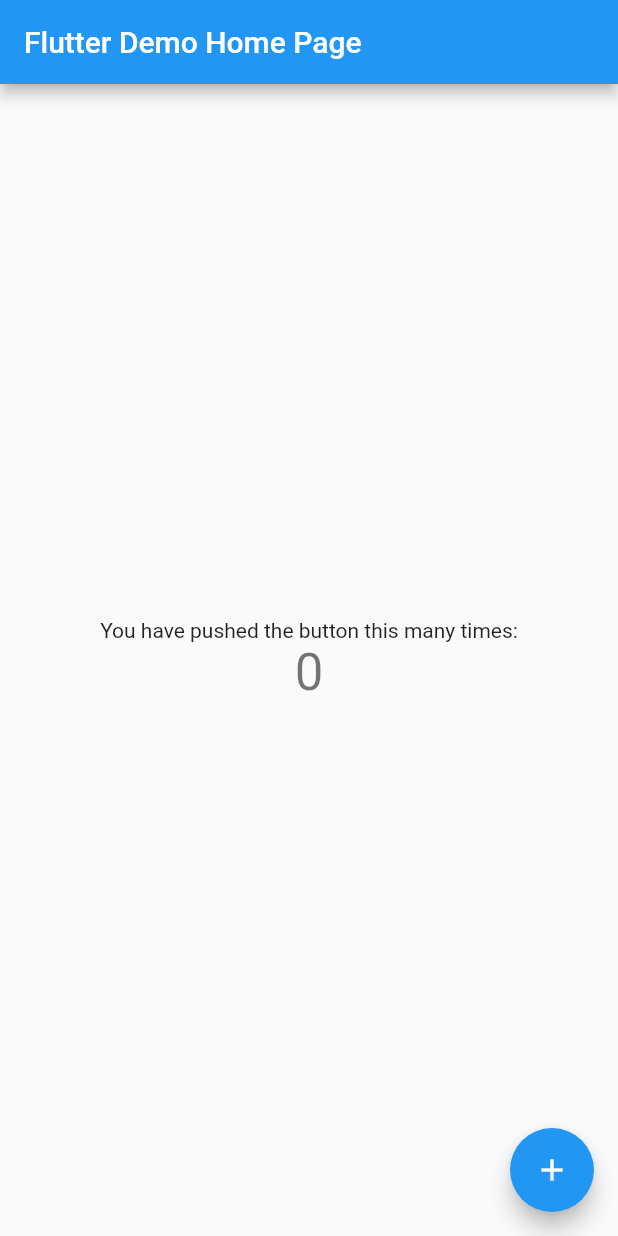
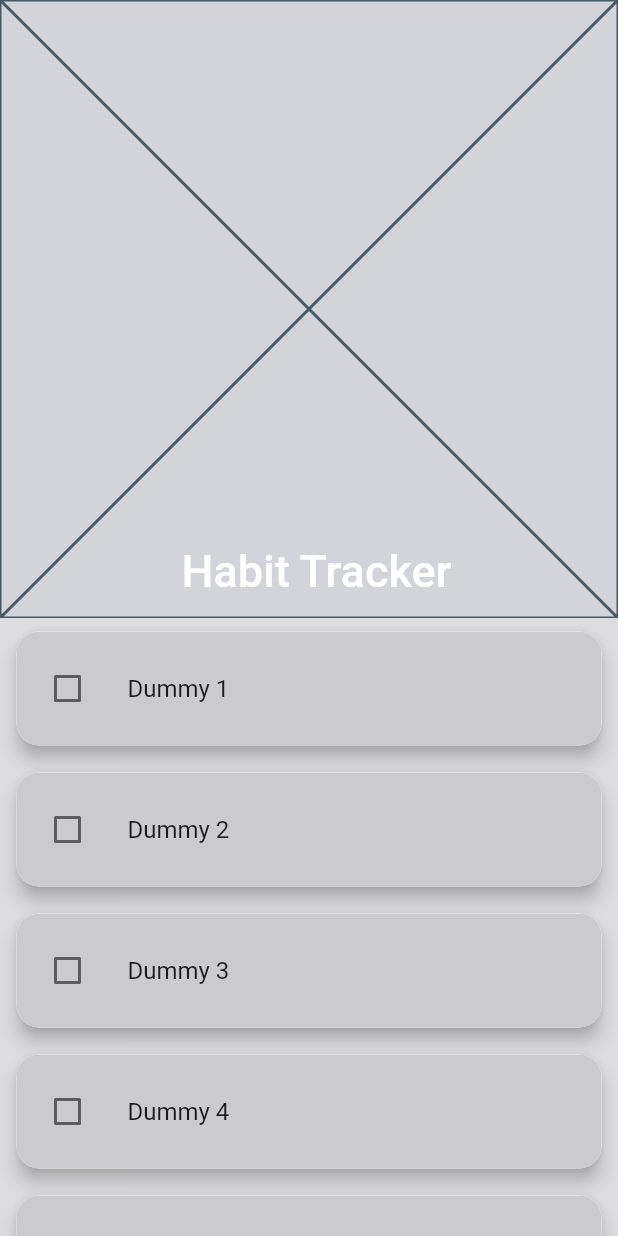
Before and after one commit to memrec45/habit-tracker, a Flutter app: the screen it shows after launch, on a phone screen of 412 x 824 dp. Run offline on Flutter 3.47's test engine with Material 2 defaults, Android fonts, the phone set to English and light mode, and no system bars.

Commit message:
Basic design is almost done

```diff
--- /dev/null
+++ b/habit_tracker/lib/constants.dart
@@ -0,0 +1,12 @@
+
+
+//var backGraoundColor = BCBCC7
+// Container Color =6F6F85
+// Button Color = 4A4A59
+
+import 'package:flutter/material.dart';
+
+Color buttonColor = const Color.fromARGB(255, 74, 74, 89);
+Color habitTileColor =const Color.fromARGB(255, 203, 203, 205); //193, 193, 195 203, 203, 205
+Color bgColor = const Color.fromARGB(255, 221, 221, 223);
+Color appBarColor = const Color.fromARGB(255, 211, 211, 218);
--- a/habit_tracker/lib/main.dart
+++ b/habit_tracker/lib/main.dart
@@ -1,4 +1,7 @@
 import 'package:flutter/material.dart';
+import 'package:habit_tracker/pages/home_page.dart';
+
+import 'constants.dart';
 
 void main() {
   runApp(const MyApp());
@@ -10,106 +13,15 @@ class MyApp extends StatelessWidget {
   // This widget is the root of your application.
   @override
   Widget build(BuildContext context) {
-    return MaterialApp(
-      title: 'Flutter Demo',
+    return  MaterialApp(
       theme: ThemeData(
-        // This is the theme of your application.
-        //
-        // Try running your application with "flutter run". You'll see the
-        // application has a blue toolbar. Then, without quitting the app, try
-        // changing the primarySwatch below to Colors.green and then invoke
-        // "hot reload" (press "r" in the console where you ran "flutter run",
-        // or simply save your changes to "hot reload" in a Flutter IDE).
-        // Notice that the counter didn't reset back to zero; the application
-        // is not restarted.
-        primarySwatch: Colors.blue,
+        backgroundColor: bgColor,
+        primaryColor: habitTileColor,
+        buttonColor: buttonColor,
+
       ),
-      home: const MyHomePage(title: 'Flutter Demo Home Page'),
+      debugShowCheckedModeBanner: false,
+      home: HomePage(),
     );
   }
 }
-
-class MyHomePage extends StatefulWidget {
-  const MyHomePage({Key? key, required this.title}) : super(key: key);
-
-  // This widget is the home page of your application. It is stateful, meaning
-  // that it has a State object (defined below) that contains fields that affect
-  // how it looks.
-
-  // This class is the configuration for the state. It holds the values (in this
-  // case the title) provided by the parent (in this case the App widget) and
-  // used by the build method of the State. Fields in a Widget subclass are
-  // always marked "final".
-
-  final String title;
-
-  @override
-  State<MyHomePage> createState() => _MyHomePageState();
-}
-
-class _MyHomePageState extends State<MyHomePage> {
-  int _counter = 0;
-
-  void _incrementCounter() {
-    setState(() {
-      // This call to setState tells the Flutter framework that something has
-      // changed in this State, which causes it to rerun the build method below
-      // so that the display can reflect the updated values. If we changed
-      // _counter without calling setState(), then the build method would not be
-      // called again, and so nothing would appear to happen.
-      _counter++;
-    });
-  }
-
-  @override
-  Widget build(BuildContext context) {
-    // This method is rerun every time setState is called, for instance as done
-    // by the _incrementCounter method above.
-    //
-    // The Flutter framework has been optimized to make rerunning build methods
-    // fast, so that you can just rebuild anything that needs updating rather
-    // than having to individually change instances of widgets.
-    return Scaffold(
-      appBar: AppBar(
-        // Here we take the value from the MyHomePage object that was created by
-        // the App.build method, and use it to set our appbar title.
-        title: Text(widget.title),
-      ),
-      body: Center(
-        // Center is a layout widget. It takes a single child and positions it
-        // in the middle of the parent.
-        child: Column(
-          // Column is also a layout widget. It takes a list of children and
-          // arranges them vertically. By default, it sizes itself to fit its
-          // children horizontally, and tries to be as tall as its parent.
-          //
-          // Invoke "debug painting" (press "p" in the console, choose the
-          // "Toggle Debug Paint" action from the Flutter Inspector in Android
-          // Studio, or the "Toggle Debug Paint" command in Visual Studio Code)
-          // to see the wireframe for each widget.
-          //
-          // Column has various properties to control how it sizes itself and
-          // how it positions its children. Here we use mainAxisAlignment to
-          // center the children vertically; the main axis here is the vertical
-          // axis because Columns are vertical (the cross axis would be
-          // horizontal).
-          mainAxisAlignment: MainAxisAlignment.center,
-          children: <Widget>[
-            const Text(
-              'You have pushed the button this many times:',
-            ),
-            Text(
-              '$_counter',
-              style: Theme.of(context).textTheme.headline4,
-            ),
-          ],
-        ),
-      ),
-      floatingActionButton: FloatingActionButton(
-        onPressed: _incrementCounter,
-        tooltip: 'Increment',
-        child: const Icon(Icons.add),
-      ), // This trailing comma makes auto-formatting nicer for build methods.
-    );
-  }
-}
--- /dev/null
+++ b/habit_tracker/lib/models/habit_model.dart
@@ -0,0 +1,80 @@
+import 'dart:math';
+
+import 'package:flutter/foundation.dart';
+import 'package:provider/provider.dart';
+
+class HabitModel extends ChangeNotifier {
+  final int id;
+  final String habitName;
+  final bool isItDone;
+
+  final bool isItTime;
+
+  final Duration? time;
+
+  HabitModel({
+    required this.id,
+    this.isItDone = false,
+    this.isItTime = false,
+    Duration? this.time,
+    required this.habitName,
+  });
+
+  // add Habit
+  void addHabit() {}
+  // Update habit
+  void updateHabitSettings() {}
+  //Delete habit
+  void deleteHabit() {}
+
+  void check(int index) {
+    habitList[index]["isItDone"] = !habitList[index]["isItDone"];
+
+    notifyListeners();
+  }
+
+  List habitList = [
+    {
+      "id": Random().nextInt(35),
+      "habitName": "Dummy 1",
+      "isItDone": false,
+      "isItTime": false,
+      "time": Duration()
+    },
+    {
+      "id": Random().nextInt(35),
+      "habitName": "Dummy 2",
+      "isItDone": false,
+      "isItTime": false,
+      "time": Duration()
+    },
+    {
+      "id": Random().nextInt(35),
+      "habitName": "Dummy 3",
+      "isItDone": false,
+      "isItTime": false,
+      "time": Duration()
+    },
+    {
+      "id": Random().nextInt(35),
+      "habitName": "Dummy 4",
+      "isItDone": false,
+      "isItTime": false,
+      "time": Duration()
+    },
+    {
+      "id": Random().nextInt(35),
+      "habitName": "Dummy 5",
+      "isItDone": false,
+      "isItTime": false,
+      "time": Duration()
+    },
+    {
+      "id": Random().nextInt(35),
+      "habitName": "Dummy 6",
+      "isItDone": false,
+      "isItTime": false,
+      "time": Duration()
+    },
+  ];
+} // end of HabitModel
--- /dev/null
+++ b/habit_tracker/lib/pages/home_page.dart
@@ -0,0 +1,42 @@
+import 'package:flutter/material.dart';
+import 'package:habit_tracker/models/habit_model.dart';
+import 'package:habit_tracker/utils/habit_section.dart';
+import 'package:habit_tracker/utils/sliver_appbar.dart';
+import 'package:provider/provider.dart';
+
+class HomePage extends StatefulWidget {
+  const HomePage({Key? key}) : super(key: key);
+
+  @override
+  State<HomePage> createState() => _HomePageState();
+}
+
+class _HomePageState extends State<HomePage> {
+  //late ScrollController _scrollController;
+
+  final _scrollController = ScrollController();
+
+  @override
+  Widget build(BuildContext context) {
+    final double _maxHeight = MediaQuery.of(context).size.height;
+    final double _maxwidth = MediaQuery.of(context).size.width;
+    return ChangeNotifierProvider(
+      create: (context) => HabitModel(habitName: '', id: 0),
+      child: Scaffold(
+        backgroundColor: Theme.of(context).backgroundColor,
+        body: CustomScrollView(
+          controller: _scrollController,
+          slivers: [
+            MySliverAppBar(
+              maxHeight: _maxHeight,
+              maxwidth: _maxwidth,
+              scrollController: _scrollController,
+            ),
+            // Habit Section
+            HabitSection(),
+          ],
+        ),
+      ),
+    );
+  }
+}
--- /dev/null
+++ b/habit_tracker/lib/utils/habit_tile.dart
@@ -0,0 +1,62 @@
+import 'package:flutter/material.dart';
+import 'package:provider/provider.dart';
+
+import '../models/habit_model.dart';
+
+class HabitTile extends StatefulWidget {
+  HabitTile({
+    Key? key,
+    required this.index,
+    required this.habitName,
+    required this.isItDone,
+    required this.isItTime,
+    required this.time,
+    required this.checked,
+  }) : super(key: key);
+
+  final int index;
+  final String habitName;
+  bool isItDone;
+
+  final bool isItTime;
+
+  final Duration? time;
+
+  final Function checked;
+
+  @override
+  State<HabitTile> createState() => _HabitTileState();
+}
+
+class _HabitTileState extends State<HabitTile> {
+  @override
+  Widget build(BuildContext context) {
+    return Consumer<HabitModel>(
+      builder: ((context, val, child) {
+        return Padding(
+          padding: const EdgeInsets.symmetric(horizontal: 7, vertical: 5),
+          child: Card(
+            shape: RoundedRectangleBorder(
+              borderRadius: BorderRadius.circular(15),
+            ),
+            elevation: 5,
+            child: ListTile(
+              contentPadding:const EdgeInsets.all(10),
+              leading: Checkbox(
+                value: widget.isItDone,
+                onChanged: (_) {
+                  widget.checked(widget.index);
+                },
+              ),
+              shape: RoundedRectangleBorder(
+                borderRadius: BorderRadius.circular(15),
+              ),
+              tileColor: Theme.of(context).primaryColor,
+              title: Text(widget.habitName),
+            ),
+          ),
+        );
+      }),
+    );
+  }
+}
--- a/habit_tracker/pubspec.yaml
+++ b/habit_tracker/pubspec.yaml
@@ -29,7 +29,7 @@ environment:
 dependencies:
   flutter:
     sdk: flutter
-
+  provider: ^6.0.5
 
   # The following adds the Cupertino Icons font to your application.
   # Use with the CupertinoIcons class for iOS style icons.
```
Also changed, not shown: habit_tracker/lib/utils/habit_section.dart (added, +37 -0 lines), habit_tracker/lib/utils/sliver_appbar.dart (added, +72 -0 lines), habit_tracker/pubspec.lock.
